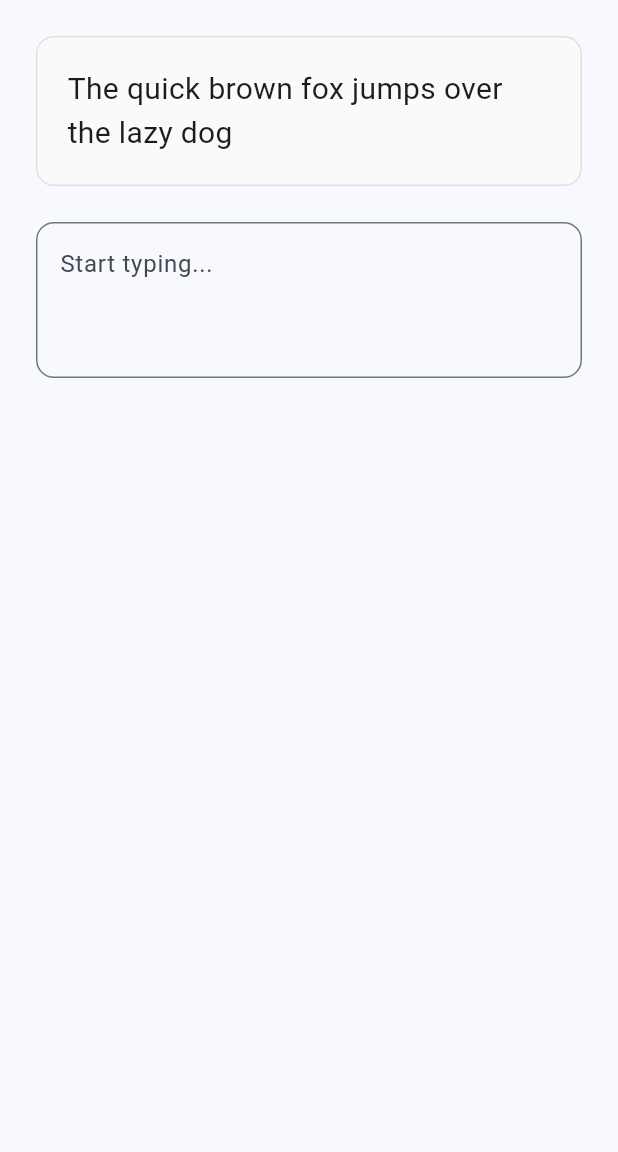
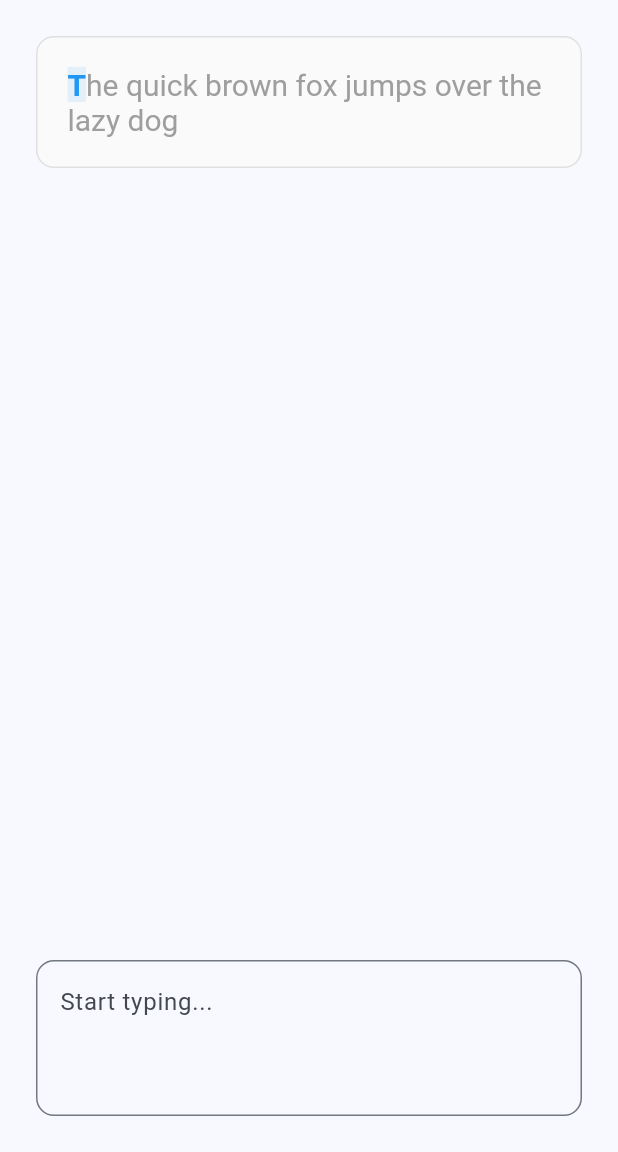
Before and after one commit to Ahmad-Elhajj-04/keyboard_typing, a Flutter app: the screen it shows after launch, on a phone screen of 412 x 824 dp, the part 84-1236 px from its top. Run offline on Flutter 3.47's test engine with Material 3 defaults, Android fonts, the phone set to English and light mode, and no system bars.

Commit message:
Add visual feedback with colored text spans for correct/incorrect characters

```diff
--- a/lib/main.dart
+++ b/lib/main.dart
@@ -120,6 +120,41 @@ class _TypingTestPageState extends State<TypingTestPage> {
     return (_wordsTyped / minutes);
   }
 
+  List<TextSpan> _buildTextSpans() {
+    List<TextSpan> spans = [];
+
+    for (int i = 0; i < _targetText.length; i++) {
+      Color color;
+      Color? backgroundColor;
+
+      if (i < _typedText.length) {
+        if (_typedText[i] == _targetText[i]) {
+          color = Colors.green;
+        } else {
+          color = Colors.red;
+          backgroundColor = Colors.red.withOpacity(0.2);
+        }
+      } else if (i == _typedText.length) {
+        color = Colors.blue;
+        backgroundColor = Colors.blue.withOpacity(0.1);
+      } else {
+        color = Colors.grey;
+      }
+
+      spans.add(TextSpan(
+        text: _targetText[i],
+        style: TextStyle(
+          color: color,
+          backgroundColor: backgroundColor,
+          fontSize: 20,
+          fontWeight: i == _typedText.length ? FontWeight.bold : FontWeight.normal,
+        ),
+      ));
+    }
+
+    return spans;
+  }
+
   @override
   Widget build(BuildContext context) {
     return Scaffold(
@@ -131,16 +166,22 @@ class _TypingTestPageState extends State<TypingTestPage> {
         padding: const EdgeInsets.all(24.0),
         child: Column(
           children: [
-            Container(
+            Expanded(
+              child: SingleChildScrollView(
+                child: Container(
                   padding: const EdgeInsets.all(20.0),
                   decoration: BoxDecoration(
                     color: Colors.grey[50],
                     borderRadius: BorderRadius.circular(12),
                     border: Border.all(color: Colors.grey[300]!),
                   ),
-              child: Text(
-                _targetText,
-                style: const TextStyle(fontSize: 20),
+                  child: RichText(
+                    text: TextSpan(
+                      children: _buildTextSpans(),
+                    ),
+                    textAlign: TextAlign.left,
+                  ),
+                ),
               ),
             ),
             const SizedBox(height: 24),
```
Lines whose indentation alone changed are shown as unchanged.
